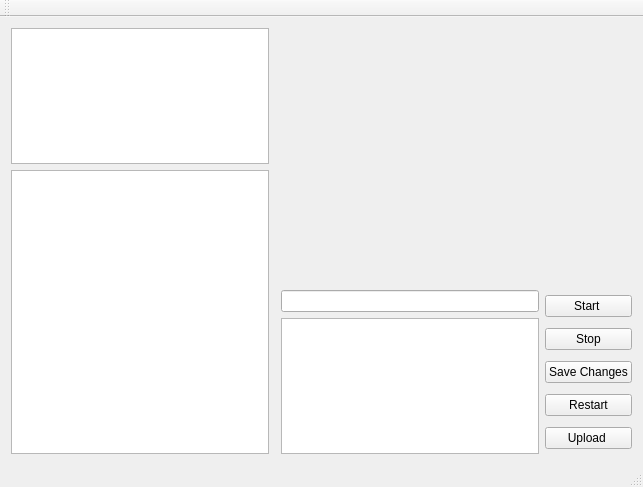
Above: gui/mainwindow.ui from aws-deepracer-community/deepracer-for-cloud before the change. Below: the same form after it.
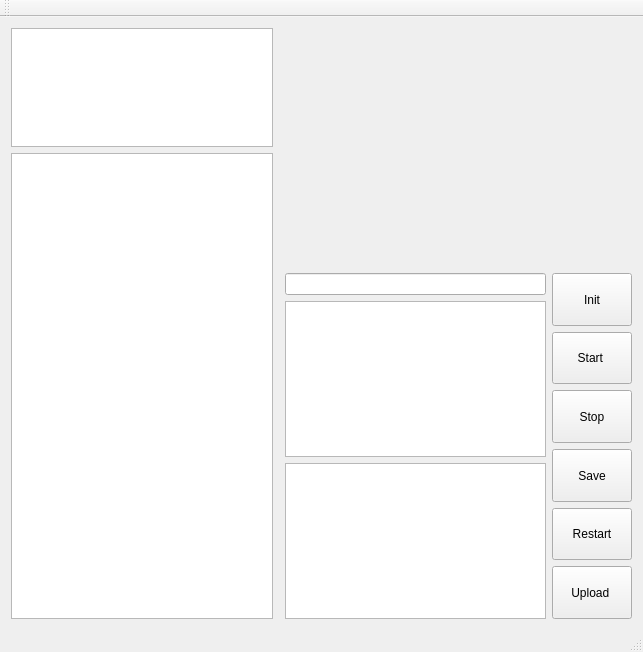
That is the form after the change. Custom widgets are drawn as their Qt base class.

Commit message: Added read and write to core files through GUI

```diff
--- a/gui/mainwindow.ui
+++ b/gui/mainwindow.ui
@@ -7,7 +7,7 @@
     <x>0</x>
     <y>0</y>
     <width>643</width>
-    <height>487</height>
+    <height>652</height>
    </rect>
   </property>
   <property name="windowTitle">
@@ -20,8 +20,27 @@
       <property name="spacing">
        <number>6</number>
       </property>
+      <item>
+       <widget class="QPushButton" name="init_button">
+        <property name="sizePolicy">
+         <sizepolicy hsizetype="Preferred" vsizetype="Preferred">
+          <horstretch>0</horstretch>
+          <verstretch>0</verstretch>
+         </sizepolicy>
+        </property>
+        <property name="text">
+         <string>Init</string>
+        </property>
+       </widget>
+      </item>
       <item>
        <widget class="QPushButton" name="start_button">
+        <property name="sizePolicy">
+         <sizepolicy hsizetype="Preferred" vsizetype="Preferred">
+          <horstretch>0</horstretch>
+          <verstretch>0</verstretch>
+         </sizepolicy>
+        </property>
         <property name="text">
          <string>Start </string>
         </property>
@@ -29,6 +48,12 @@
       </item>
       <item>
        <widget class="QPushButton" name="stop_button">
+        <property name="sizePolicy">
+         <sizepolicy hsizetype="Preferred" vsizetype="Preferred">
+          <horstretch>0</horstretch>
+          <verstretch>0</verstretch>
+         </sizepolicy>
+        </property>
         <property name="text">
          <string>Stop</string>
         </property>
@@ -36,13 +61,25 @@
       </item>
       <item>
        <widget class="QPushButton" name="save_button">
+        <property name="sizePolicy">
+         <sizepolicy hsizetype="Preferred" vsizetype="Preferred">
+          <horstretch>0</horstretch>
+          <verstretch>0</verstretch>
+         </sizepolicy>
+        </property>
         <property name="text">
-         <string>Save Changes</string>
+         <string>Save</string>
         </property>
        </widget>
       </item>
       <item>
        <widget class="QPushButton" name="restart_button">
+        <property name="sizePolicy">
+         <sizepolicy hsizetype="Preferred" vsizetype="Preferred">
+          <horstretch>0</horstretch>
+          <verstretch>0</verstretch>
+         </sizepolicy>
+        </property>
         <property name="mouseTracking">
          <bool>false</bool>
         </property>
@@ -53,6 +90,12 @@
       </item>
       <item>
        <widget class="QPushButton" name="uploadbutton">
+        <property name="sizePolicy">
+         <sizepolicy hsizetype="Preferred" vsizetype="Preferred">
+          <horstretch>0</horstretch>
+          <verstretch>0</verstretch>
+         </sizepolicy>
+        </property>
         <property name="text">
          <string>Upload </string>
         </property>
@@ -69,15 +112,32 @@
     <item row="21" column="2">
      <layout class="QVBoxLayout" name="verticalLayout_3">
       <item>
-       <widget class="QLineEdit" name="track_name"/>
+       <widget class="QLineEdit" name="track_name">
+        <property name="sizePolicy">
+         <sizepolicy hsizetype="Expanding" vsizetype="Preferred">
+          <horstretch>0</horstretch>
+          <verstretch>0</verstretch>
+         </sizepolicy>
+        </property>
+       </widget>
       </item>
       <item>
        <widget class="QTextEdit" name="hyper_parameters"/>
       </item>
+      <item>
+       <widget class="QTextEdit" name="log"/>
+      </item>
      </layout>
     </item>
     <item row="0" column="1" colspan="3">
-     <widget class="QwtPlot" name="reward_plot"/>
+     <widget class="QwtPlot" name="reward_plot">
+      <property name="sizePolicy">
+       <sizepolicy hsizetype="Preferred" vsizetype="Preferred">
+        <horstretch>0</horstretch>
+        <verstretch>0</verstretch>
+       </sizepolicy>
+      </property>
+     </widget>
     </item>
    </layout>
   </widget>
```
The commit also changes 3 other files.
